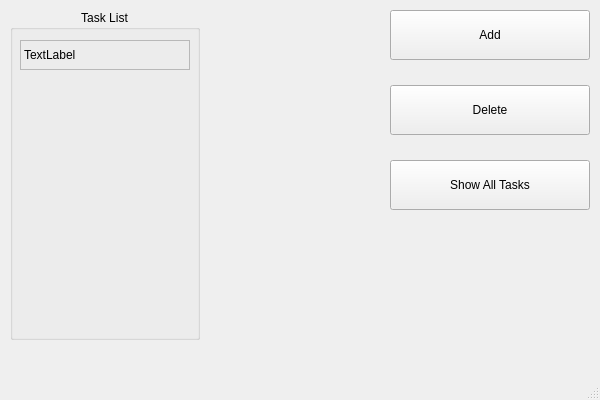
Qt form Checklist.ui (BrunoL3O/Checklist) before a commit.
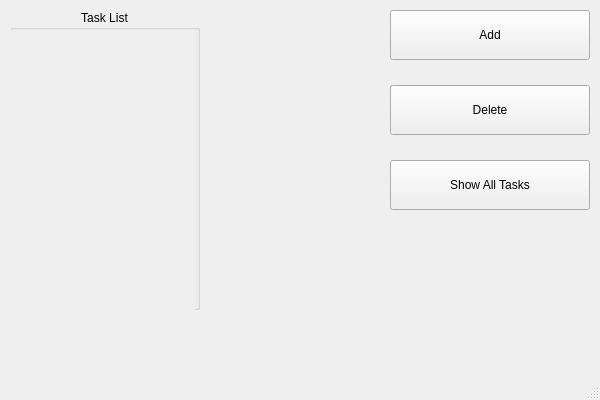
The same form after that commit.

```diff
--- a/Checklist.ui
+++ b/Checklist.ui
@@ -113,7 +113,7 @@
       <x>10</x>
       <y>10</y>
       <width>190</width>
-      <height>330</height>
+      <height>300</height>
      </rect>
     </property>
     <property name="title">
@@ -122,16 +122,13 @@
     <property name="alignment">
      <set>Qt::AlignmentFlag::AlignHCenter|Qt::AlignmentFlag::AlignTop</set>
     </property>
-    <widget class="QLabel" name="copylabel">
-     <property name="enabled">
-      <bool>true</bool>
-     </property>
+    <widget class="QScrollArea" name="scrollArea">
      <property name="geometry">
       <rect>
-       <x>10</x>
-       <y>30</y>
-       <width>170</width>
-       <height>30</height>
+       <x>0</x>
+       <y>20</y>
+       <width>185</width>
+       <height>280</height>
       </rect>
      </property>
      <property name="mouseTracking">
@@ -144,17 +141,21 @@
       <string/>
      </property>
      <property name="frameShape">
-      <enum>QFrame::Shape::StyledPanel</enum>
+      <enum>QFrame::Shape::NoFrame</enum>
      </property>
-     <property name="frameShadow">
-      <enum>QFrame::Shadow::Sunken</enum>
+     <property name="widgetResizable">
+      <bool>true</bool>
      </property>
-     <property name="lineWidth">
-      <number>0</number>
-     </property>
-     <property name="text">
-      <string extracomment="AWTAWRAWA">TextLabel</string>
-     </property>
+     <widget class="QWidget" name="sAreaContent">
+      <property name="geometry">
+       <rect>
+        <x>0</x>
+        <y>0</y>
+        <width>185</width>
+        <height>280</height>
+       </rect>
+      </property>
+     </widget>
     </widget>
    </widget>
    <zorder>delButton</zorder>
```
Left out of the diff: 12 changed lines with no effect on the pictures.
